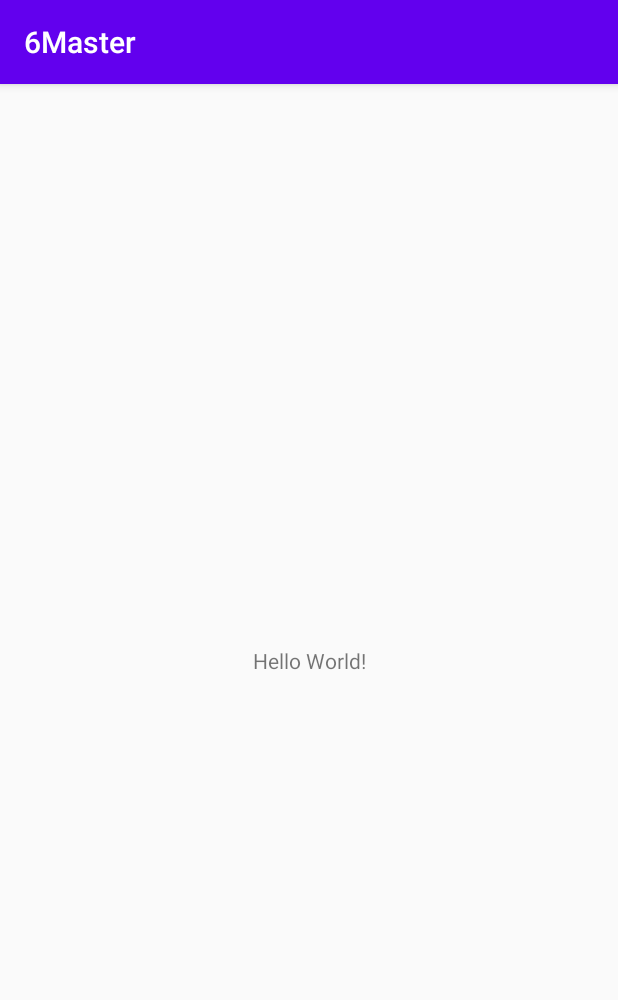
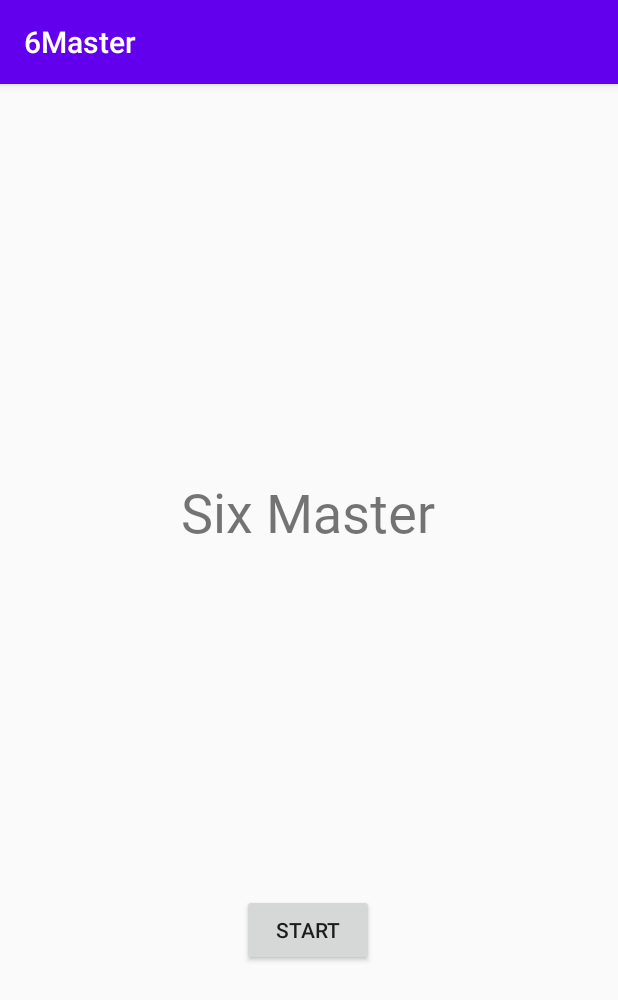
Before and after one commit to konan-pbl-2021/6Master, an Android app: the screen it shows after launch (MainActivity), on a phone screen of 412 x 824 dp. Shown: the top 1000 px of the screen. Run offline under Robolectric (Android 15) with nearby library versions, the phone set to English and light mode, and no system bars.

```diff
--- a/app/src/main/AndroidManifest.xml
+++ b/app/src/main/AndroidManifest.xml
@@ -16,6 +16,9 @@
                 <category android:name="android.intent.category.LAUNCHER" />
             </intent-filter>
         </activity>
+        <meta-data
+            android:name="preloaded_fonts"
+            android:resource="@array/preloaded_fonts" />
     </application>
 
 </manifest>
--- a/app/src/main/java/com/example/a6master/MainActivity.java
+++ b/app/src/main/java/com/example/a6master/MainActivity.java
@@ -9,6 +9,6 @@ public class MainActivity extends AppCompatActivity {
     @Override
     protected void onCreate(Bundle savedInstanceState) {
         super.onCreate(savedInstanceState);
-        setContentView(R.layout.activity_main);
+        setContentView(R.layout.Activity_main);
     }
 }
--- /dev/null
+++ b/app/src/main/res/layout/Activity_main.xml
@@ -0,0 +1,37 @@
+<?xml version="1.0" encoding="utf-8"?>
+<androidx.constraintlayout.widget.ConstraintLayout xmlns:android="http://schemas.android.com/apk/res/android"
+    xmlns:app="http://schemas.android.com/apk/res-auto"
+    xmlns:tools="http://schemas.android.com/tools"
+    android:layout_width="match_parent"
+    android:layout_height="match_parent"
+    tools:context=".MainActivity">
+
+    <TextView
+        android:id="@+id/textView"
+        android:layout_width="wrap_content"
+        android:layout_height="wrap_content"
+        android:fontFamily="@font/alfa_slab_one"
+        android:text="Six Master"
+        android:textSize="36sp"
+        android:typeface="normal"
+        app:layout_constraintBottom_toBottomOf="parent"
+        app:layout_constraintEnd_toEndOf="parent"
+        app:layout_constraintHorizontal_bias="0.497"
+        app:layout_constraintStart_toStartOf="parent"
+        app:layout_constraintTop_toTopOf="parent"
+        app:layout_constraintVertical_bias="0.362" />
+
+    <Button
+        android:id="@+id/button"
+        android:layout_width="wrap_content"
+        android:layout_height="wrap_content"
+        android:layout_marginBottom="76dp"
+        android:text="START"
+        app:layout_constraintBottom_toBottomOf="parent"
+        app:layout_constraintEnd_toEndOf="parent"
+        app:layout_constraintHorizontal_bias="0.498"
+        app:layout_constraintStart_toStartOf="parent"
+        app:layout_constraintTop_toBottomOf="@+id/textView"
+        app:layout_constraintVertical_bias="0.689" />
+
+</androidx.constraintlayout.widget.ConstraintLayout>
--- a/app/src/main/res/layout/activity_main.xml
+++ /dev/null
@@ -1,18 +0,0 @@
-<?xml version="1.0" encoding="utf-8"?>
-<androidx.constraintlayout.widget.ConstraintLayout xmlns:android="http://schemas.android.com/apk/res/android"
-    xmlns:app="http://schemas.android.com/apk/res-auto"
-    xmlns:tools="http://schemas.android.com/tools"
-    android:layout_width="match_parent"
-    android:layout_height="match_parent"
-    tools:context=".MainActivity">
-
-    <TextView
-        android:layout_width="wrap_content"
-        android:layout_height="wrap_content"
-        android:text="Hello World!"
-        app:layout_constraintBottom_toBottomOf="parent"
-        app:layout_constraintLeft_toLeftOf="parent"
-        app:layout_constraintRight_toRightOf="parent"
-        app:layout_constraintTop_toTopOf="parent" />
-
-</androidx.constraintlayout.widget.ConstraintLayout>
```
